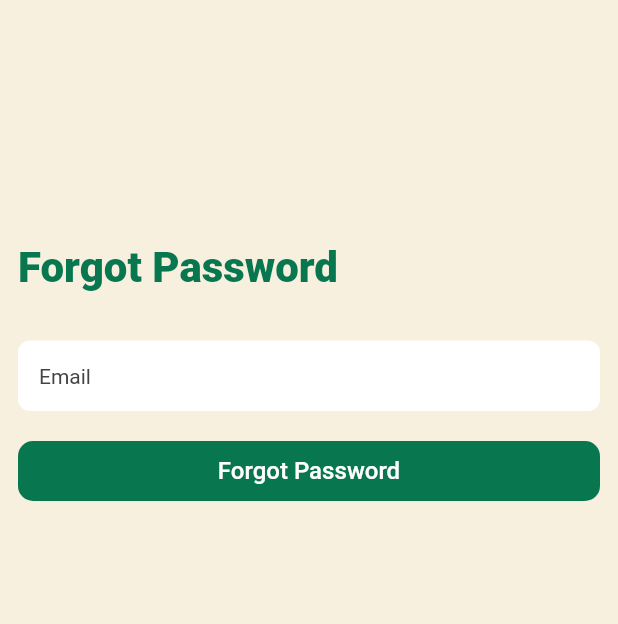
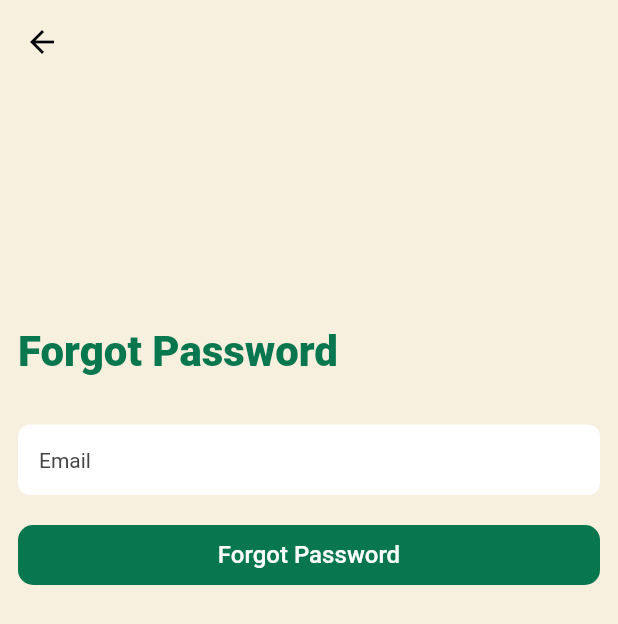
Before and after one commit to minimalmouse1/hortivise_official, a Flutter app: the ForgotPasswordScreen screen opened by its route, on a phone screen of 412 x 824 dp. Shown: the top 624 px of the screen. Run offline on Flutter 3.47's test engine with Material 3 defaults, Android fonts, the phone set to English and light mode, and no system bars; our stand-ins replace cached_network_image, cloud_firestore, cloud_functions, csv, equatable, firebase_analytics and 15 more; missing offline and left inert: dart_jsonwebtoken, flutter_background_service, flutter_hidden_drawer, flutter_stripe, stream_video_flutter, super_tooltip; accounts and stored records are empty; Roboto replaces fonts that are missing (Poppins).

Commit message:
bugs fixed

```diff
--- a/lib/providers/consultations_provider.dart
+++ b/lib/providers/consultations_provider.dart
@@ -29,7 +29,7 @@ class ConsultationProvider extends ChangeNotifier {
   final _transCollectionRef =
       FirebaseFirestore.instance.collection('Transactions');
 
-  final double taxAmount = 2.75;
+  final double taxAmount = 0.00; //   2.75;
 
   PreferenceManager prefs = PreferenceManager.getInstance();
 
--- a/lib/ui/screens/auth/forgot_password_screen.dart
+++ b/lib/ui/screens/auth/forgot_password_screen.dart
@@ -43,6 +43,10 @@ class _ForgotPasswordScreenState extends State<ForgotPasswordScreen> {
     return Scaffold(
       resizeToAvoidBottomInset: false,
       backgroundColor: AppColors.colorBeige,
+      appBar: AppBar(
+        elevation: 0.0,
+        backgroundColor: Colors.transparent,
+      ),
       body: SafeArea(
           child: Column(
         children: [
```
Also changed, not shown: lib/core/utils/app_date_utils.dart (+17 -0 lines), lib/ui/screens/user/appointment/pages/confirm_booking_page.dart (+24 -17 lines).
